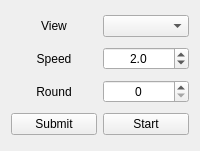
Qt form src/replayWindow/controlPanel.ui (Generals-OI/Generals.OI) before a commit.
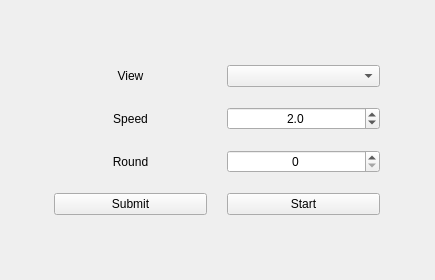
The same form after that commit.

Commit message: feat: `ReplayWindow` almost finished

What changed in the file:
```diff
--- a/src/replayWindow/controlPanel.ui
+++ b/src/replayWindow/controlPanel.ui
@@ -6,8 +6,8 @@
    <rect>
     <x>0</x>
     <y>0</y>
-    <width>200</width>
-    <height>151</height>
+    <width>435</width>
+    <height>280</height>
    </rect>
   </property>
   <property name="windowTitle">
@@ -16,7 +16,73 @@
   <property name="windowOpacity">
    <double>1.000000000000000</double>
   </property>
-  <layout class="QGridLayout" name="gridLayout">
+  <layout class="QGridLayout" name="gridLayout_2">
+   <item row="2" column="1">
+    <spacer name="vs2">
+     <property name="orientation">
+      <enum>Qt::Vertical</enum>
+     </property>
+     <property name="sizeHint" stdset="0">
+      <size>
+       <width>346</width>
+       <height>41</height>
+      </size>
+     </property>
+    </spacer>
+   </item>
+   <item row="0" column="1">
+    <spacer name="vs1">
+     <property name="orientation">
+      <enum>Qt::Vertical</enum>
+     </property>
+     <property name="sizeHint" stdset="0">
+      <size>
+       <width>346</width>
+       <height>40</height>
+      </size>
+     </property>
+    </spacer>
+   </item>
+   <item row="1" column="1">
+    <layout class="QGridLayout" name="layout" rowstretch="5,5,5,5" columnstretch="5,5">
+     <property name="leftMargin">
+      <number>10</number>
+     </property>
+     <property name="topMargin">
+      <number>10</number>
+     </property>
+     <property name="rightMargin">
+      <number>10</number>
+     </property>
+     <property name="bottomMargin">
+      <number>10</number>
+     </property>
+     <property name="spacing">
+      <number>20</number>
+     </property>
+     <item row="0" column="0">
+      <widget class="QLabel" name="lbView">
+       <property name="text">
+        <string>View</string>
+       </property>
+       <property name="alignment">
+        <set>Qt::AlignCenter</set>
+       </property>
+      </widget>
+     </item>
+     <item row="0" column="1">
+      <widget class="QComboBox" name="cbView"/>
+     </item>
+     <item row="1" column="0">
+      <widget class="QLabel" name="lbSpeed">
+       <property name="text">
+        <string>Speed</string>
+       </property>
+       <property name="alignment">
+        <set>Qt::AlignCenter</set>
+       </property>
+      </widget>
+     </item>
    <item row="1" column="1">
     <widget class="QDoubleSpinBox" name="sbSpeed">
      <property name="alignment">
@@ -39,43 +105,6 @@
      </property>
     </widget>
    </item>
-   <item row="3" column="1">
-    <widget class="QPushButton" name="pbStatus">
-     <property name="text">
-      <string>Start</string>
-     </property>
-    </widget>
-   </item>
-   <item row="0" column="0">
-    <widget class="QLabel" name="lbView">
-     <property name="text">
-      <string>View</string>
-     </property>
-     <property name="alignment">
-      <set>Qt::AlignCenter</set>
-     </property>
-    </widget>
-   </item>
-   <item row="3" column="0">
-    <widget class="QPushButton" name="pbSubmit">
-     <property name="text">
-      <string>Submit</string>
-     </property>
-    </widget>
-   </item>
-   <item row="1" column="0">
-    <widget class="QLabel" name="lbSpeed">
-     <property name="text">
-      <string>Speed</string>
-     </property>
-     <property name="alignment">
-      <set>Qt::AlignCenter</set>
-     </property>
-    </widget>
-   </item>
-   <item row="0" column="1">
-    <widget class="QComboBox" name="cbView"/>
-   </item>
    <item row="2" column="0">
     <widget class="QLabel" name="lbRound">
      <property name="text">
@@ -95,6 +124,48 @@
       <set>Qt::AlignCenter</set>
      </property>
     </widget>
+     </item>
+     <item row="3" column="0">
+      <widget class="QPushButton" name="pbSubmit">
+       <property name="text">
+        <string>Submit</string>
+       </property>
+      </widget>
+     </item>
+     <item row="3" column="1">
+      <widget class="QPushButton" name="pbStatus">
+       <property name="text">
+        <string>Start</string>
+       </property>
+      </widget>
+     </item>
+    </layout>
+   </item>
+   <item row="1" column="0">
+    <spacer name="hs1">
+     <property name="orientation">
+      <enum>Qt::Horizontal</enum>
+     </property>
+     <property name="sizeHint" stdset="0">
+      <size>
+       <width>40</width>
+       <height>37</height>
+      </size>
+     </property>
+    </spacer>
+   </item>
+   <item row="1" column="2">
+    <spacer name="hs2">
+     <property name="orientation">
+      <enum>Qt::Horizontal</enum>
+     </property>
+     <property name="sizeHint" stdset="0">
+      <size>
+       <width>40</width>
+       <height>20</height>
+      </size>
+     </property>
+    </spacer>
    </item>
   </layout>
  </widget>
```
Lines whose indentation alone changed are shown as unchanged. The commit also changes 2 other files.
